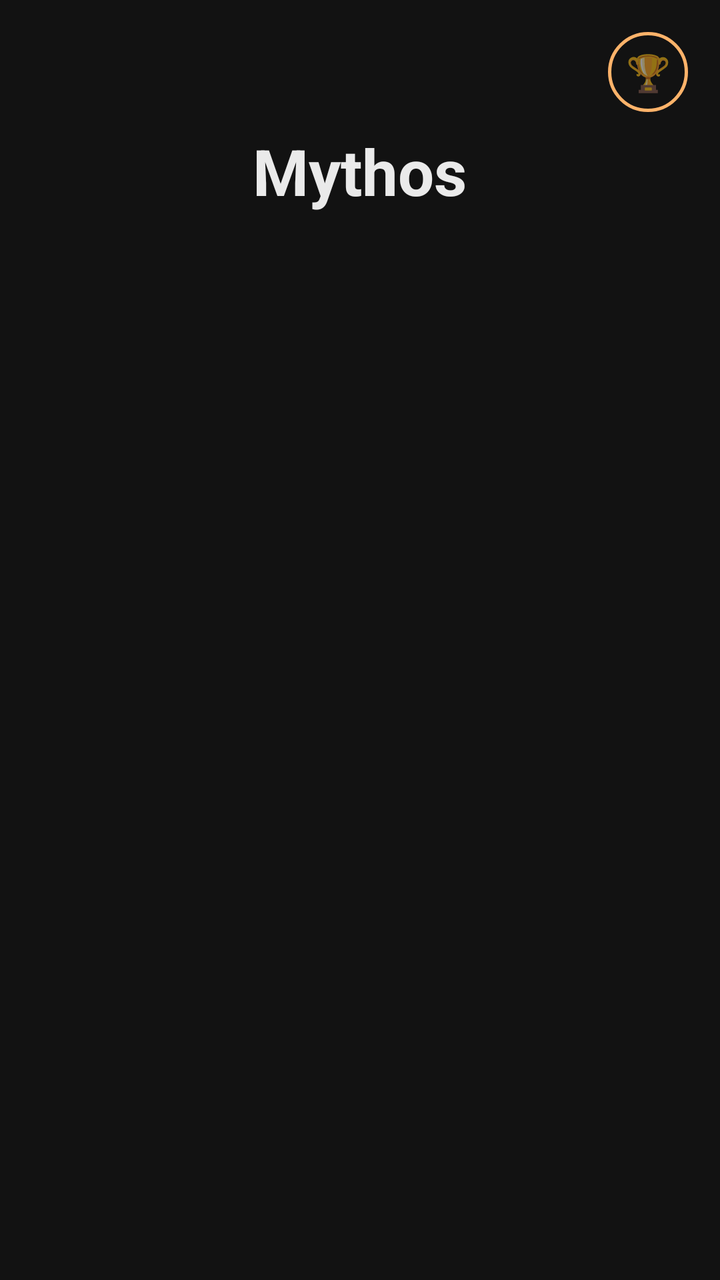
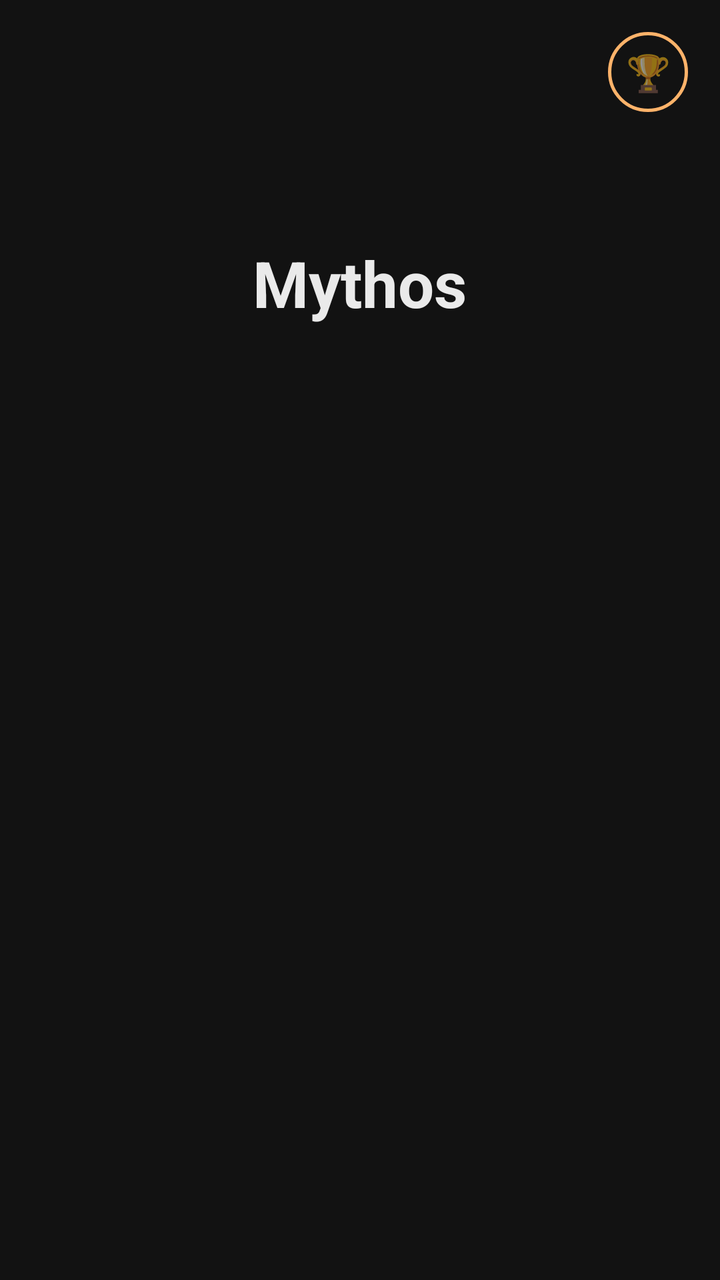

Compare the two renders of this Android layout. The source of the first and the diff that turns it into the second are given below.
<!-- AndroidManifest.xml: application theme Theme.App_mythology -->
<!-- res/layout/fragment_home.xml -->
<?xml version="1.0" encoding="utf-8"?>
<FrameLayout xmlns:android="http://schemas.android.com/apk/res/android"
    android:layout_width="match_parent" android:layout_height="match_parent"
    android:background="@android:color/transparent">

    <TextView
        android:layout_width="wrap_content"
        android:layout_height="wrap_content"
        android:layout_gravity="top|center_horizontal"
        android:layout_marginTop="64dp"
        android:text="Mythos"
        android:textSize="32sp"
        android:textStyle="bold"
        android:textColor="@color/on_surface"/>

    
    <include layout="@layout/view_primary_buttons"
        android:layout_width="match_parent"
        android:layout_height="wrap_content"
        android:layout_gravity="center"/>

    
    <TextView android:id="@+id/tv_version"
        android:layout_width="wrap_content" android:layout_height="wrap_content"
        android:layout_gravity="top|start" android:layout_margin="16dp"
        android:textColor="@color/on_surface_variant"
        android:textSize="13sp"
        android:contentDescription="Version de l'application"/>

    <TextView android:id="@+id/btn_trophy"
        android:layout_width="40dp" android:layout_height="40dp"
        android:layout_gravity="top|end" android:layout_margin="16dp"
        android:background="@drawable/bg_help_button"
        android:gravity="center"
        android:text="🏆" android:textSize="18sp"
        android:contentDescription="Succès"
        android:clickable="true" android:focusable="true"/>

</FrameLayout>
<!-- res/layout/view_primary_buttons.xml (included above) -->
<?xml version="1.0" encoding="utf-8"?>
<LinearLayout xmlns:android="http://schemas.android.com/apk/res/android"
    android:id="@+id/primary_button_column"
    android:layout_width="match_parent"
    android:layout_height="wrap_content"
    android:orientation="vertical"
    android:gravity="center_horizontal">

    <ImageButton
        android:id="@+id/btn_primary_1"
        android:layout_width="wrap_content"
        android:layout_height="60dp"
        android:layout_marginBottom="16dp"
        android:adjustViewBounds="true"
        android:scaleType="fitCenter"
        android:background="@null"
        android:padding="0dp" />

    <ImageButton
        android:id="@+id/btn_primary_2"
        android:layout_width="wrap_content"
        android:layout_height="60dp"
        android:layout_marginBottom="16dp"
        android:adjustViewBounds="true"
        android:scaleType="fitCenter"
        android:background="@null"
        android:padding="0dp" />

    <ImageButton
        android:id="@+id/btn_primary_3"
        android:layout_width="wrap_content"
        android:layout_height="60dp"
        android:layout_marginBottom="16dp"
        android:adjustViewBounds="true"
        android:scaleType="fitCenter"
        android:background="@null"
        android:padding="0dp" />

</LinearLayout>
<!-- resources referenced by this layout -->
<resources>
  <color name="on_surface">#FFEAEAEA</color>
  <color name="on_surface_variant">#FF9E9E9E</color>
  <!-- drawable bg_help_button (drawable) -->
  <?xml version="1.0" encoding="utf-8"?>
  <shape xmlns:android="http://schemas.android.com/apk/res/android"
      android:shape="oval">
      <solid android:color="@android:color/transparent"/>
      <stroke android:width="1.5dp" android:color="@color/primary"/>
  </shape>
  <style name="Theme.App_mythology" parent="Base.Theme.App_mythology" />
  <color name="primary">#FFB36A</color>
  <style name="Base.Theme.App_mythology" parent="Theme.MaterialComponents.DayNight">
          
          <item name="colorPrimary">@color/primary</item>
          <item name="colorPrimaryDark">@color/colorPrimaryDark</item>
          <item name="colorAccent">@color/colorAccent</item>
          <item name="colorOnPrimary">@color/on_primary</item>
          <item name="colorSurface">@color/surface</item>
          <item name="colorOnSurface">@color/on_surface</item>
          <item name="android:windowBackground">@color/surface</item>
          <item name="android:statusBarColor">@color/surface</item>
          <item name="android:navigationBarColor">@color/surface</item>
          
          <item name="actionBarStyle">@style/MyActionBar</item>
          <item name="textInputStyle">@style/Widget.MaterialComponents.TextInputLayout.OutlinedBox</item>
          
          <item name="materialButtonStyle">@style/AppButton</item>
      </style>
  <color name="colorPrimaryDark">#FF0A0A0A</color>
  <color name="colorAccent">#FFB36A</color>
  <color name="on_primary">#FF1A1A1A</color>
  <color name="surface">#FF121212</color>
  <style name="MyActionBar" parent="Widget.MaterialComponents.ActionBar.Solid">
          <item name="background">@color/surface</item>
          <item name="titleTextStyle">@style/MyActionBarTitle</item>
          <item name="navigationIconTint">@color/primary</item>
      </style>
  <style name="AppButton" parent="Widget.MaterialComponents.Button">
          <item name="android:textAllCaps">false</item>
          <item name="android:letterSpacing">0</item>
          <item name="android:insetTop">0dp</item>
          <item name="android:insetBottom">0dp</item>
          <item name="android:maxLines">1</item>
          <item name="android:textSize">15sp</item>
          <item name="autoSizeTextType">uniform</item>
          <item name="autoSizeMinTextSize">11sp</item>
          <item name="autoSizeMaxTextSize">15sp</item>
      </style>
  <style name="MyActionBarTitle" parent="TextAppearance.Widget.AppCompat.Toolbar.Title">
          <item name="android:textColor">@color/on_surface</item>
      </style>
</resources>

<!-- the commit's change to res/layout/fragment_home.xml (unified diff, before → after) -->
@@ -7,7 +7,7 @@
         android:layout_width="wrap_content"
         android:layout_height="wrap_content"
         android:layout_gravity="top|center_horizontal"
-        android:layout_marginTop="64dp"
+        android:layout_marginTop="120dp"
         android:text="Mythos"
         android:textSize="32sp"
         android:textStyle="bold"
@@ -39,6 +39,7 @@
 </FrameLayout>
 <!-- res/layout/view_primary_buttons.xml (included above) -->
 <?xml version="1.0" encoding="utf-8"?>
+
 <LinearLayout xmlns:android="http://schemas.android.com/apk/res/android"
     android:id="@+id/primary_button_column"
     android:layout_width="match_parent"
@@ -49,7 +50,7 @@
     <ImageButton
         android:id="@+id/btn_primary_1"
         android:layout_width="wrap_content"
-        android:layout_height="60dp"
+        android:layout_height="78dp"
         android:layout_marginBottom="16dp"
         android:adjustViewBounds="true"
         android:scaleType="fitCenter"
@@ -59,7 +60,7 @@
     <ImageButton
         android:id="@+id/btn_primary_2"
         android:layout_width="wrap_content"
-        android:layout_height="60dp"
+        android:layout_height="78dp"
         android:layout_marginBottom="16dp"
         android:adjustViewBounds="true"
         android:scaleType="fitCenter"
@@ -69,7 +70,7 @@
     <ImageButton
         android:id="@+id/btn_primary_3"
         android:layout_width="wrap_content"
-        android:layout_height="60dp"
+        android:layout_height="78dp"
         android:layout_marginBottom="16dp"
         android:adjustViewBounds="true"
         android:scaleType="fitCenter"
<!-- resource entries referenced after the edit -->
@@ -11,7 +11,7 @@
   </shape>
   <style name="Theme.App_mythology" parent="Base.Theme.App_mythology" />
   <color name="primary">#FFB36A</color>
-  <style name="Base.Theme.App_mythology" parent="Theme.MaterialComponents.DayNight">
+  <style name="Base.Theme.App_mythology" parent="Theme.MaterialComponents.DayNight.NoActionBar">
           
           <item name="colorPrimary">@color/primary</item>
           <item name="colorPrimaryDark">@color/colorPrimaryDark</item>
@@ -22,8 +22,6 @@
           <item name="android:windowBackground">@color/surface</item>
           <item name="android:statusBarColor">@color/surface</item>
           <item name="android:navigationBarColor">@color/surface</item>
-          
-          <item name="actionBarStyle">@style/MyActionBar</item>
           <item name="textInputStyle">@style/Widget.MaterialComponents.TextInputLayout.OutlinedBox</item>
           
           <item name="materialButtonStyle">@style/AppButton</item>
@@ -32,11 +30,6 @@
   <color name="colorAccent">#FFB36A</color>
   <color name="on_primary">#FF1A1A1A</color>
   <color name="surface">#FF121212</color>
-  <style name="MyActionBar" parent="Widget.MaterialComponents.ActionBar.Solid">
-          <item name="background">@color/surface</item>
-          <item name="titleTextStyle">@style/MyActionBarTitle</item>
-          <item name="navigationIconTint">@color/primary</item>
-      </style>
   <style name="AppButton" parent="Widget.MaterialComponents.Button">
           <item name="android:textAllCaps">false</item>
           <item name="android:letterSpacing">0</item>
@@ -48,8 +41,5 @@
           <item name="autoSizeMinTextSize">11sp</item>
           <item name="autoSizeMaxTextSize">15sp</item>
       </style>
-  <style name="MyActionBarTitle" parent="TextAppearance.Widget.AppCompat.Toolbar.Title">
-          <item name="android:textColor">@color/on_surface</item>
-      </style>
 </resources>
 
